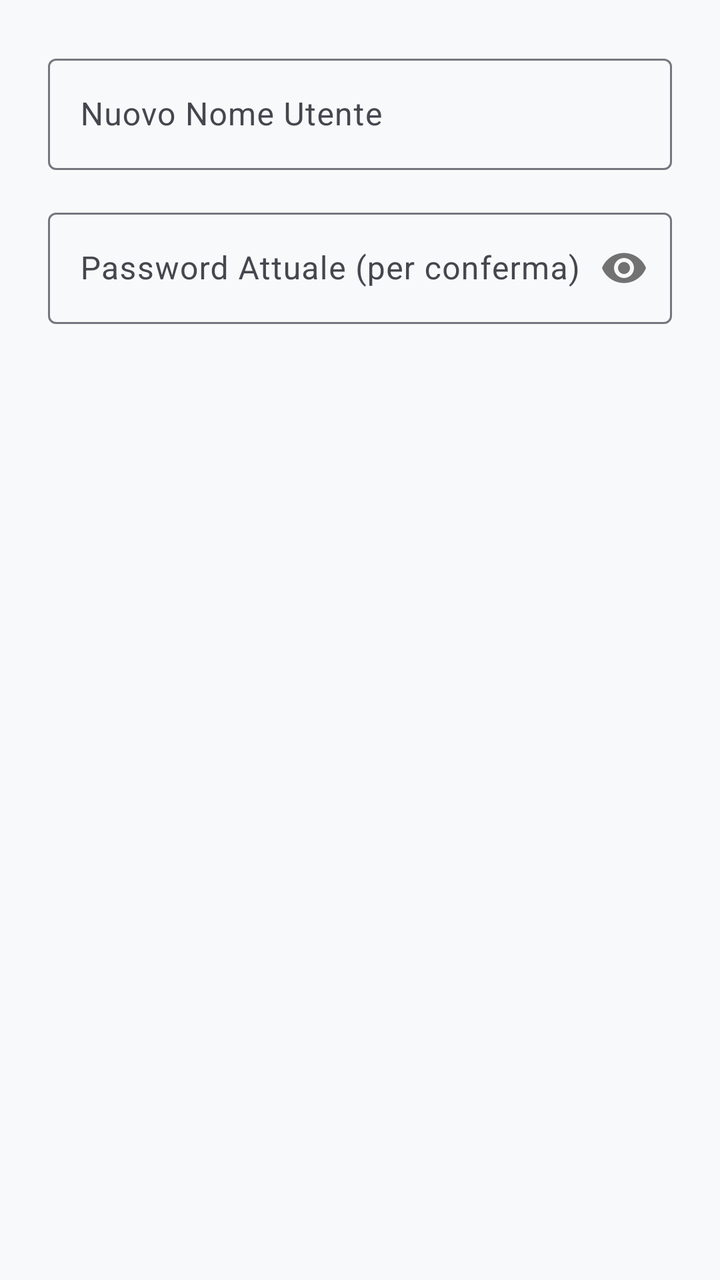
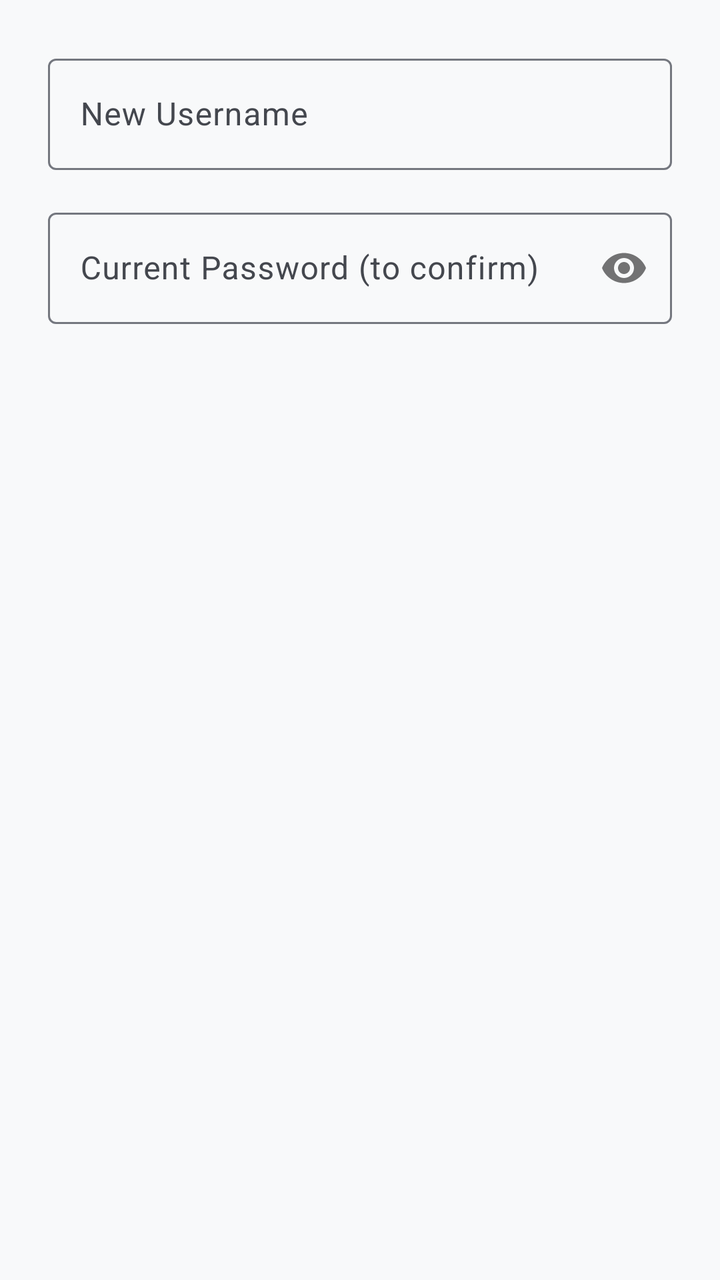

Before-and-after screenshots of an Android layout around one commit, followed by the original layout XML and the change that was made.
<!-- AndroidManifest.xml: application theme Theme.CryptionChat -->
<!-- res/layout/dialog_change_username.xml -->
<?xml version="1.0" encoding="utf-8"?>

<LinearLayout xmlns:android="http://schemas.android.com/apk/res/android"
    xmlns:app="http://schemas.android.com/apk/res-auto"
    android:layout_width="match_parent"
    android:layout_height="wrap_content"
    android:orientation="vertical"
    android:padding="24dp">

    <com.google.android.material.textfield.TextInputLayout
        style="@style/Widget.Material3.TextInputLayout.OutlinedBox"
        android:layout_width="match_parent"
        android:layout_height="wrap_content"
        android:layout_marginBottom="16dp"
        android:hint="Nuovo Nome Utente">

        <com.google.android.material.textfield.TextInputEditText
            android:id="@+id/editTextNewUsername"
            android:layout_width="match_parent"
            android:layout_height="wrap_content"
            android:inputType="text" />

    </com.google.android.material.textfield.TextInputLayout>

    <com.google.android.material.textfield.TextInputLayout
        style="@style/Widget.Material3.TextInputLayout.OutlinedBox"
        android:layout_width="match_parent"
        android:layout_height="wrap_content"
        app:passwordToggleEnabled="true"
        android:hint="Password Attuale (per conferma)">

        <com.google.android.material.textfield.TextInputEditText
            android:id="@+id/editTextCurrentPassword"
            android:layout_width="match_parent"
            android:layout_height="wrap_content"
            android:inputType="textPassword" />

    </com.google.android.material.textfield.TextInputLayout>

</LinearLayout>
<!-- resources referenced by this layout -->
<resources>
  <color name="primary_light">#0D47A1</color>
  <color name="primary_container_light">#D4E3FF</color>
  <color name="on_primary_container_light">#001C3A</color>
  <color name="secondary_light">#546E7A</color>
  <color name="on_secondary_light">#FFFFFF</color>
  <color name="secondary_container_light">#DAE2E9</color>
  <color name="on_secondary_container_light">#121F26</color>
  <color name="tertiary_light">#455A64</color>
  <color name="on_tertiary_light">#FFFFFF</color>
  <color name="tertiary_container_light">#CFD8DC</color>
  <color name="error_light">#BA1A1A</color>
  <color name="on_error_light">#FFFFFF</color>
  <color name="error_container_light">#FFDAD6</color>
  <color name="on_error_container_light">#410002</color>
  <color name="background_light">#F8F9FA</color>
  <color name="on_background_light">#191C20</color>
  <color name="surface_light">#F8F9FA</color>
  <color name="on_surface_light">#191C20</color>
  <color name="surface_variant_light">#E0E2E5</color>
  <color name="on_surface_variant_light">#44474E</color>
  <color name="outline_light">#74777F</color>
  <color name="outline_variant_light">#C4C6CF</color>
  <color name="inverse_surface_light">#2F3033</color>
  <color name="inverse_on_surface_light">#F1F0F4</color>
  <color name="inverse_primary_light">#AEC6FF</color>
  <style name="Widget.App.NavigationView" parent="Widget.Material3.NavigationView">
          
          <item name="itemShapeInsetStart">12dp</item>
          <item name="itemShapeInsetEnd">12dp</item>
          
          <item name="itemShapeAppearanceOverlay">@style/ShapeAppearance.Material3.Corner.Full</item>
      </style>
  <style name="ActivityAnimation" parent="@android:style/Animation.Activity">
          <item name="android:activityOpenEnterAnimation">@anim/slide_in_right</item>
          <item name="android:activityOpenExitAnimation">@anim/slide_out_left</item>
          <item name="android:activityCloseEnterAnimation">@anim/slide_in_left</item>
          <item name="android:activityCloseExitAnimation">@anim/slide_out_right</item>
      </style>
  <!-- unchanged entries left out for length: 1 -->
</resources>

<!-- the commit's change to res/layout/dialog_change_username.xml (unified diff, before → after) -->
@@ -12,7 +12,7 @@
         android:layout_width="match_parent"
         android:layout_height="wrap_content"
         android:layout_marginBottom="16dp"
-        android:hint="Nuovo Nome Utente">
+        android:hint="@string/hint_new_username">
 
         <com.google.android.material.textfield.TextInputEditText
             android:id="@+id/editTextNewUsername"
@@ -27,7 +27,7 @@
         android:layout_width="match_parent"
         android:layout_height="wrap_content"
         app:passwordToggleEnabled="true"
-        android:hint="Password Attuale (per conferma)">
+        android:hint="@string/hint_current_password_confirm">
 
         <com.google.android.material.textfield.TextInputEditText
             android:id="@+id/editTextCurrentPassword"
<!-- resource entries referenced after the edit -->
@@ -1,5 +1,7 @@
 <!-- resources referenced by this layout -->
 <resources>
+  <string name="hint_current_password_confirm">Current Password (to confirm)</string>
+  <string name="hint_new_username">New Username</string>
   <color name="primary_light">#0D47A1</color>
   <color name="primary_container_light">#D4E3FF</color>
   <color name="on_primary_container_light">#001C3A</color>
